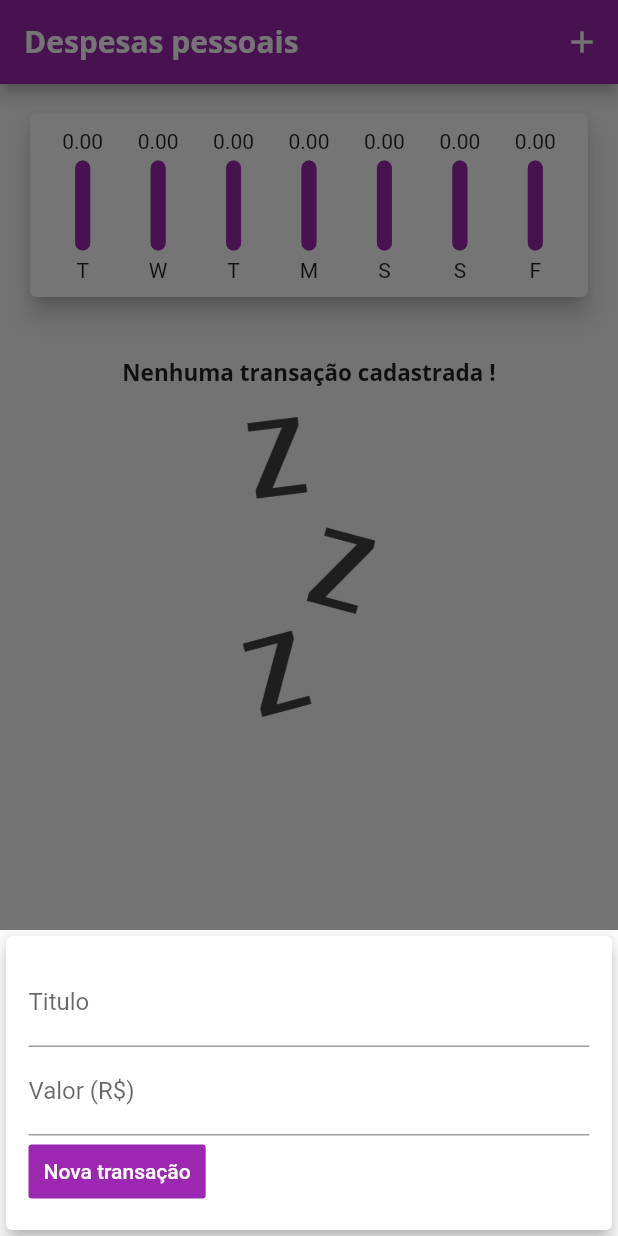
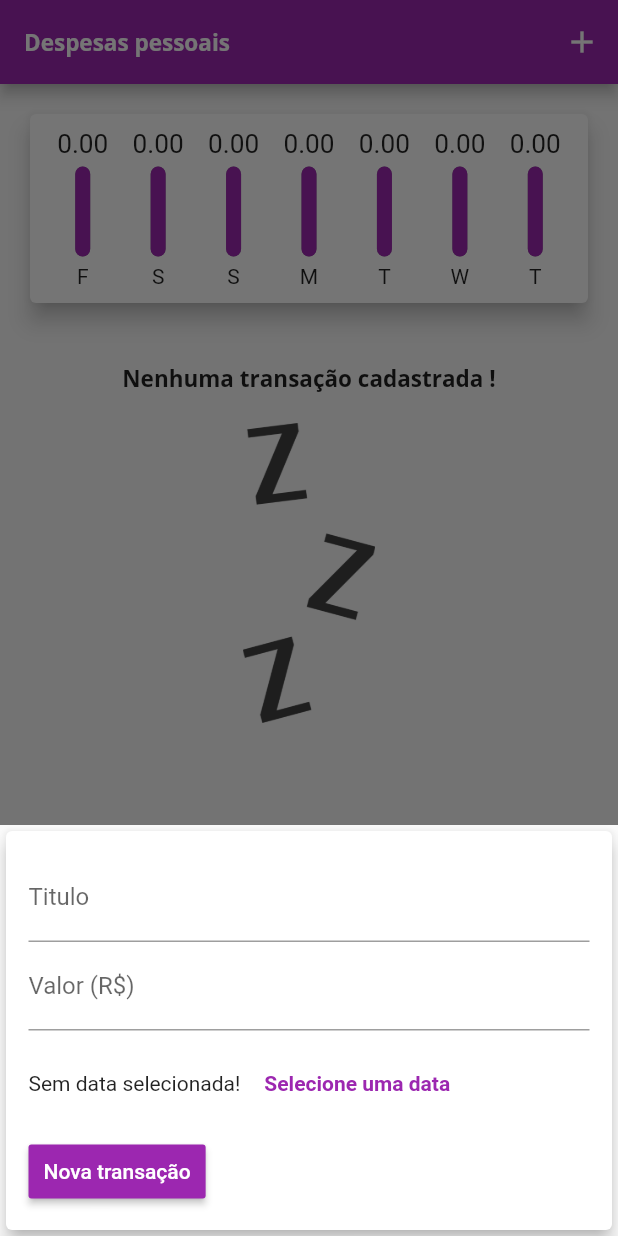
Before and after one commit to GuhSntLean/PersonMoney-Flutter, a Flutter app: the screen it shows after launch, after a tap on the "add" icon, on a phone screen of 412 x 824 dp. Run offline on Flutter 3.47's test engine with Material 2 defaults, Android fonts, the phone set to English and light mode, and no system bars; statements that could not run were skipped.

Commit message:
:rocket: Adding calendar select in FormTransaction

```diff
--- a/lib/main.dart
+++ b/lib/main.dart
@@ -32,7 +32,7 @@ class PesonMoney extends StatelessWidget {
           textTheme: ThemeData.light().textTheme.copyWith(
             title: TextStyle(
               fontFamily: 'OpenSans',
-              fontSize: 20,
+              fontSize: 15,
               fontWeight: FontWeight.bold,
             ),
           ),
--- a/lib/widgets/Chart.dart
+++ b/lib/widgets/Chart.dart
@@ -27,7 +27,7 @@ class Chart extends StatelessWidget {
         'day': DateFormat.E().format(weekDay)[0],
         'value': totalSum
       };
-    });
+    }).reversed.toList();
   }
 
   double get _weekTotalValue {
--- a/lib/widgets/ChartBar.dart
+++ b/lib/widgets/ChartBar.dart
@@ -15,8 +15,11 @@ class ChartBar extends StatelessWidget {
   Widget build(BuildContext context) {
     return Column(
       children: <Widget>[
-        FittedBox(
-          child: Text('${value.toStringAsFixed(2)}'),
+        Container(
+          height: 20,
+          child: FittedBox(
+            child: Text('${value.toStringAsFixed(2)}'),
+          ),
         ),
         SizedBox(height: 5),
         Container(
--- a/lib/widgets/TransactionForm.dart
+++ b/lib/widgets/TransactionForm.dart
@@ -1,4 +1,5 @@
 import 'package:flutter/material.dart';
+import 'package:intl/intl.dart';
 
 class TransactionForm extends StatefulWidget {
   final void Function(String, double) onSubmit;
@@ -10,6 +11,7 @@ class TransactionForm extends StatefulWidget {
 class _TransactionFormState extends State<TransactionForm> {
   final titleController = TextEditingController();
   final valueController = TextEditingController();
+  DateTime _selectedDate;
 
   _submitForm() {
     final title = titleController.text;
@@ -19,6 +21,24 @@ class _TransactionFormState extends State<TransactionForm> {
       return;
     }
     widget.onSubmit(title, value);
+  }
+
+  _showDatePicker(){
+    showDatePicker(
+      context: context,
+      initialDate: DateTime.now(),
+      firstDate: DateTime(2021),
+      lastDate: DateTime.now()
+    ).then((picketDate) {
+      if(picketDate == null){
+        return;
+      }
+      setState(() {
+        _selectedDate = picketDate;
+      });
+    }).catchError((onError) {
+      print('Error: ${onError.toString()}');
+    });
   }
 
   @override
@@ -45,9 +65,35 @@ class _TransactionFormState extends State<TransactionForm> {
                   labelText: 'Valor (R\$)',
                 ),
               ),
-              Row(mainAxisAlignment: MainAxisAlignment.start, children: [
+              Container(
+                height: 70,
+                margin: EdgeInsets.all(0),
+                child: Row(
+                mainAxisAlignment: MainAxisAlignment.start,
+                  children: <Widget>[
+                    Text(
+                      _selectedDate == null ? 'Sem data selecionada!'
+                      : DateFormat('dd/MM/y').format(_selectedDate)
+                    ),
+                    // ignore: deprecated_member_use
+                    FlatButton(
+                      textColor: Theme.of(context).primaryColor,
+                      onPressed: _showDatePicker,
+                      child: Text(
+                        'Selecione uma data',
+                        style: TextStyle(
+                          fontWeight: FontWeight.bold
+                        ),
+                      )
+                    )
+                  ],
+                ),
+              ),
+              Row(
+                mainAxisAlignment: MainAxisAlignment.start,
+                children: [
                 // ignore: deprecated_member_use
-                FlatButton(
+                RaisedButton(
                   padding: EdgeInsets.all(10),
                   onPressed: _submitForm,
                   textColor: Colors.white,
```
Also changed, not shown: lib/widgets/TransactionList.dart (+17 -39 lines).
